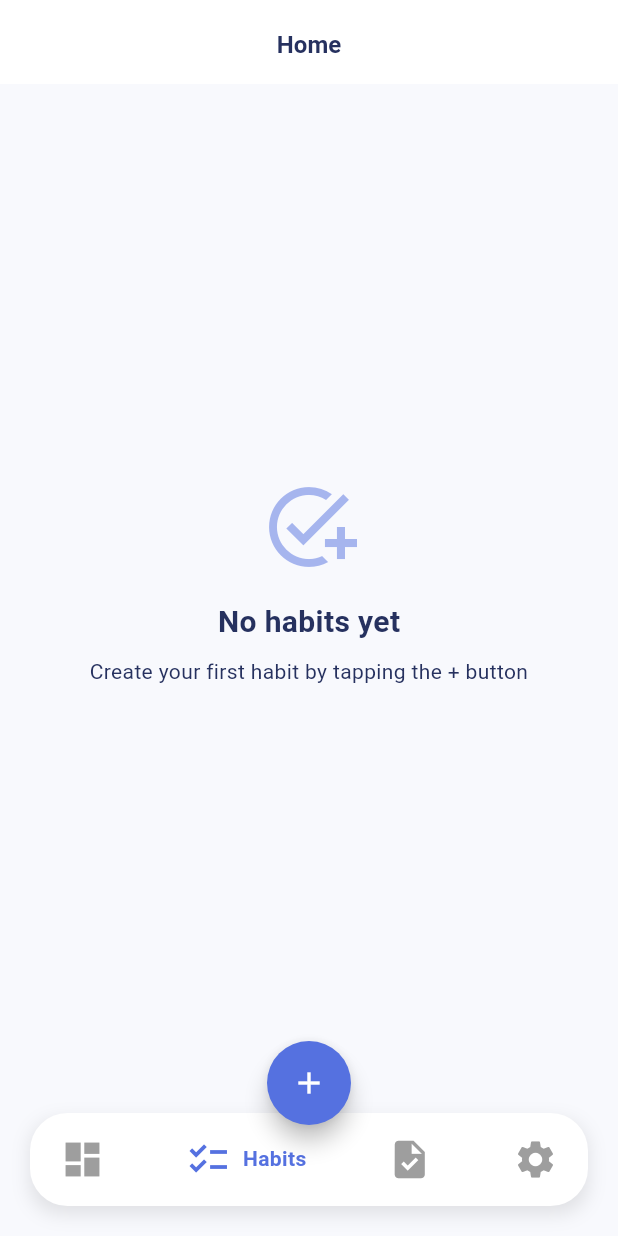
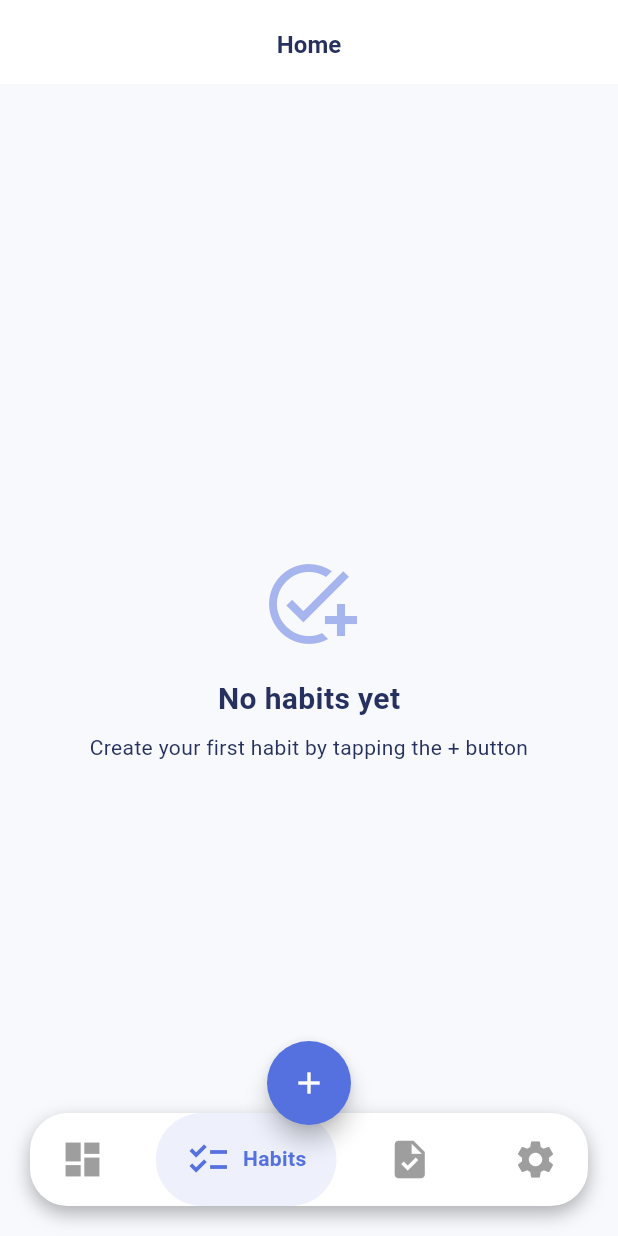
Before and after one commit to dbl8005/lyfer, a Flutter app: the screen it shows once a user with an empty profile is signed in, item 2 of the bottom bar chosen, on a phone screen of 412 x 824 dp. Run offline on Flutter 3.47's test engine with Material 3 defaults, Android fonts, the phone set to English and light mode, and no system bars; drawn by our look-alikes of google_nav_bar; our stand-ins replace cloud_firestore, firebase_auth, firebase_core, flutter_colorpicker, flutter_riverpod, go_router and 3 more; accounts and stored records are empty.

Commit message:
Refactor HomeScreen and CustomBottomNav for improved layout and transparency

```diff
--- a/lib/features/home/presentation/screens/home_screen.dart
+++ b/lib/features/home/presentation/screens/home_screen.dart
@@ -35,14 +35,18 @@ class HomeScreen extends ConsumerWidget {
       onPressed: () {
         context.push('/habits/new');
       },
-      shape: CircleBorder(),
+      shape: const CircleBorder(),
     );
 
     return Scaffold(
+      extendBody: true, // Make body extend behind the navigation bar
       appBar: AppBar(
         title: const Text('Home'),
       ),
-      body: screens[currentIndex],
+      body: IndexedStack(
+        index: currentIndex,
+        children: screens,
+      ),
       floatingActionButtonLocation: FloatingActionButtonLocation.centerDocked,
       floatingActionButton:
           currentIndex == 1 ? habitFloatingActionButton : null,
--- a/lib/features/home/presentation/widgets/custom_bottom_nav.dart
+++ b/lib/features/home/presentation/widgets/custom_bottom_nav.dart
@@ -17,13 +17,18 @@ class CustomBottomNav extends StatelessWidget {
 
   @override
   Widget build(BuildContext context) {
+    // Make the overall container transparent
     return Container(
-      margin: const EdgeInsets.all(20),
+      // Add padding instead of margin to ensure touchable area remains the same
+      padding: const EdgeInsets.all(20),
+      color: Colors.transparent,
+      child: Container(
         decoration: BoxDecoration(
-        borderRadius: BorderRadius.circular(20),
+          color: Theme.of(context).cardColor,
+          borderRadius: BorderRadius.circular(25),
           boxShadow: [
             BoxShadow(
-            color: Colors.black.withOpacity(0.1),
+              color: Colors.black.withOpacity(0.3),
               blurRadius: 10,
               offset: const Offset(0, 5),
             ),
@@ -35,7 +40,9 @@ class CustomBottomNav extends StatelessWidget {
             iconSize: 30,
             activeColor: Theme.of(context).colorScheme.primaryContainer,
             color: Colors.grey,
-          backgroundColor: Theme.of(context).cardColor,
+            backgroundColor: Colors.transparent, // Make this transparent
+            tabBackgroundColor:
+                Theme.of(context).colorScheme.primary.withOpacity(0.1),
             selectedIndex: currentIndex,
             onTabChange: (index) {
               ref.read(currentIndexProvider.notifier).state = index;
@@ -50,6 +57,7 @@ class CustomBottomNav extends StatelessWidget {
             ],
           ),
         ),
+      ),
     );
   }
 }
```
Lines whose indentation alone changed are shown as unchanged.
